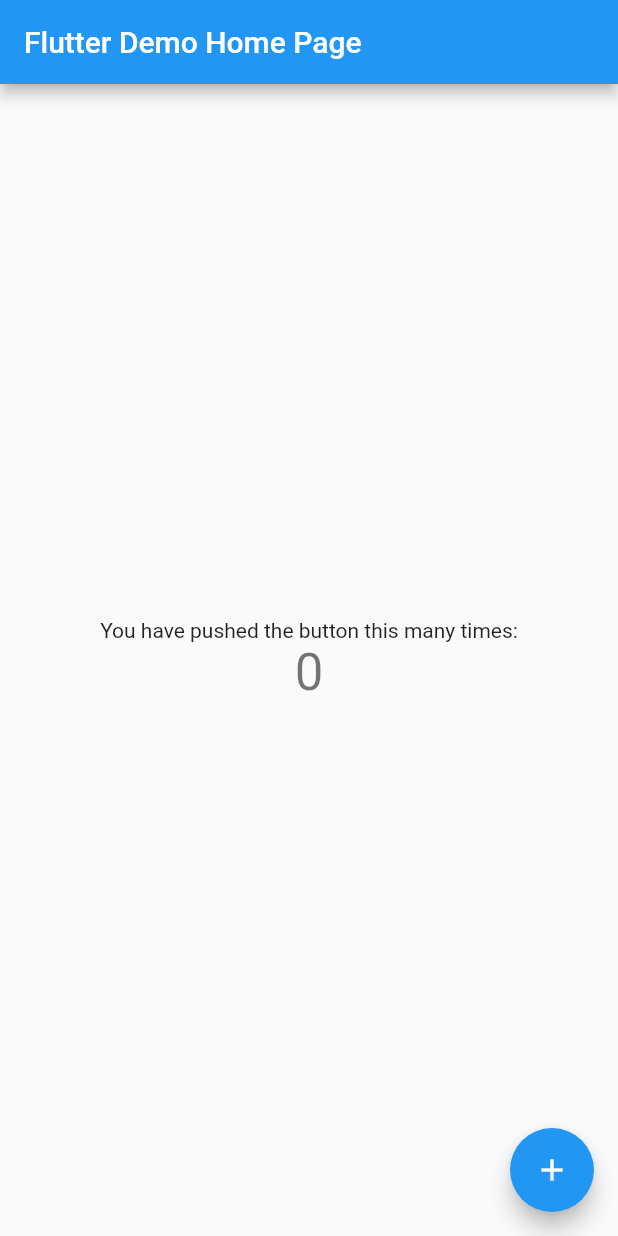
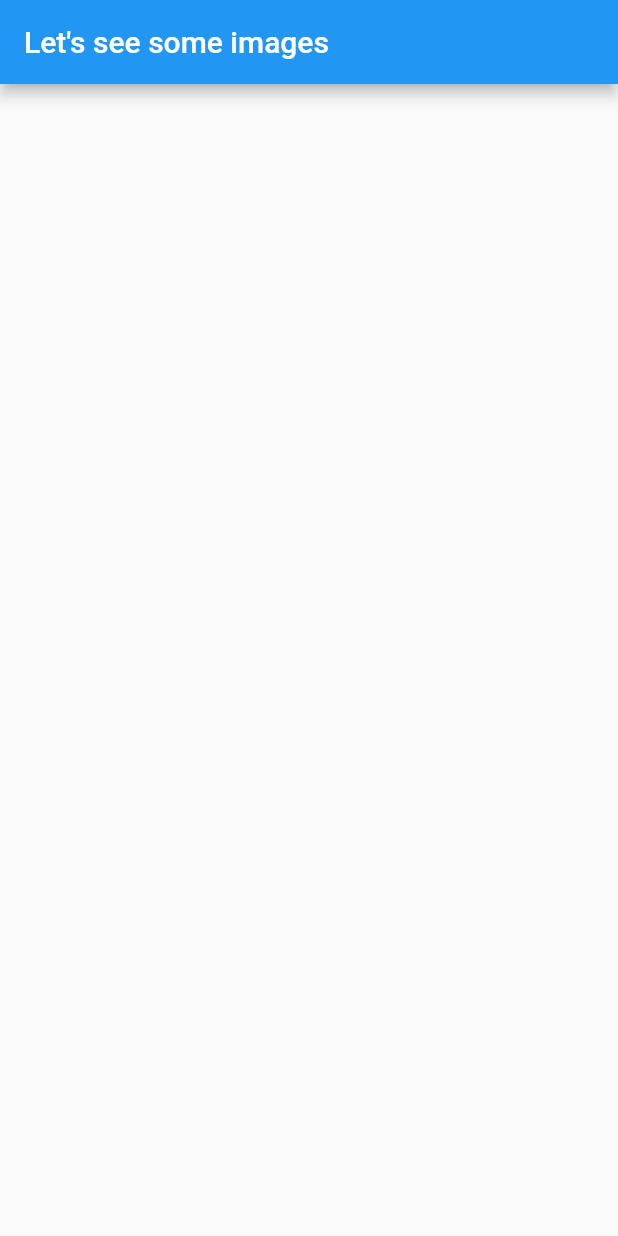
Before and after one commit to DanielFryy/flutter-pics-udemy, a Flutter app: the screen it shows after launch, on a phone screen of 412 x 824 dp. Run offline on Flutter 3.47's test engine with Material 2 defaults, Android fonts, the phone set to English and light mode, and no system bars.

Commit message:
Scaffolding the app

```diff
--- a/lib/main.dart
+++ b/lib/main.dart
@@ -1,111 +1,13 @@
 import 'package:flutter/material.dart';
 
-void main() => runApp(MyApp());
+void main() {
+  var app = MaterialApp(
+    home: Scaffold(
+      appBar: AppBar(
+        title: Text('Let\'s see some images'),
+      ),
+    ),
+  );
 
-class MyApp extends StatelessWidget {
-  // This widget is the root of your application.
-  @override
-  Widget build(BuildContext context) {
-    return MaterialApp(
-      title: 'Flutter Demo',
-      theme: ThemeData(
-        // This is the theme of your application.
-        //
-        // Try running your application with "flutter run". You'll see the
-        // application has a blue toolbar. Then, without quitting the app, try
-        // changing the primarySwatch below to Colors.green and then invoke
-        // "hot reload" (press "r" in the console where you ran "flutter run",
-        // or simply save your changes to "hot reload" in a Flutter IDE).
-        // Notice that the counter didn't reset back to zero; the application
-        // is not restarted.
-        primarySwatch: Colors.blue,
-      ),
-      home: MyHomePage(title: 'Flutter Demo Home Page'),
-    );
-  }
+  runApp(app);
 }
-
-class MyHomePage extends StatefulWidget {
-  MyHomePage({Key key, this.title}) : super(key: key);
-
-  // This widget is the home page of your application. It is stateful, meaning
-  // that it has a State object (defined below) that contains fields that affect
-  // how it looks.
-
-  // This class is the configuration for the state. It holds the values (in this
-  // case the title) provided by the parent (in this case the App widget) and
-  // used by the build method of the State. Fields in a Widget subclass are
-  // always marked "final".
-
-  final String title;
-
-  @override
-  _MyHomePageState createState() => _MyHomePageState();
-}
-
-class _MyHomePageState extends State<MyHomePage> {
-  int _counter = 0;
-
-  void _incrementCounter() {
-    setState(() {
-      // This call to setState tells the Flutter framework that something has
-      // changed in this State, which causes it to rerun the build method below
-      // so that the display can reflect the updated values. If we changed
-      // _counter without calling setState(), then the build method would not be
-      // called again, and so nothing would appear to happen.
-      _counter++;
-    });
-  }
-
-  @override
-  Widget build(BuildContext context) {
-    // This method is rerun every time setState is called, for instance as done
-    // by the _incrementCounter method above.
-    //
-    // The Flutter framework has been optimized to make rerunning build methods
-    // fast, so that you can just rebuild anything that needs updating rather
-    // than having to individually change instances of widgets.
-    return Scaffold(
-      appBar: AppBar(
-        // Here we take the value from the MyHomePage object that was created by
-        // the App.build method, and use it to set our appbar title.
-        title: Text(widget.title),
-      ),
-      body: Center(
-        // Center is a layout widget. It takes a single child and positions it
-        // in the middle of the parent.
-        child: Column(
-          // Column is also a layout widget. It takes a list of children and
-          // arranges them vertically. By default, it sizes itself to fit its
-          // children horizontally, and tries to be as tall as its parent.
-          //
-          // Invoke "debug painting" (press "p" in the console, choose the
-          // "Toggle Debug Paint" action from the Flutter Inspector in Android
-          // Studio, or the "Toggle Debug Paint" command in Visual Studio Code)
-          // to see the wireframe for each widget.
-          //
-          // Column has various properties to control how it sizes itself and
-          // how it positions its children. Here we use mainAxisAlignment to
-          // center the children vertically; the main axis here is the vertical
-          // axis because Columns are vertical (the cross axis would be
-          // horizontal).
-          mainAxisAlignment: MainAxisAlignment.center,
-          children: <Widget>[
-            Text(
-              'You have pushed the button this many times:',
-            ),
-            Text(
-              '$_counter',
-              style: Theme.of(context).textTheme.display1,
-            ),
-          ],
-        ),
-      ),
-      floatingActionButton: FloatingActionButton(
-        onPressed: _incrementCounter,
-        tooltip: 'Increment',
-        child: Icon(Icons.add),
-      ), // This trailing comma makes auto-formatting nicer for build methods.
-    );
-  }
-}
```
